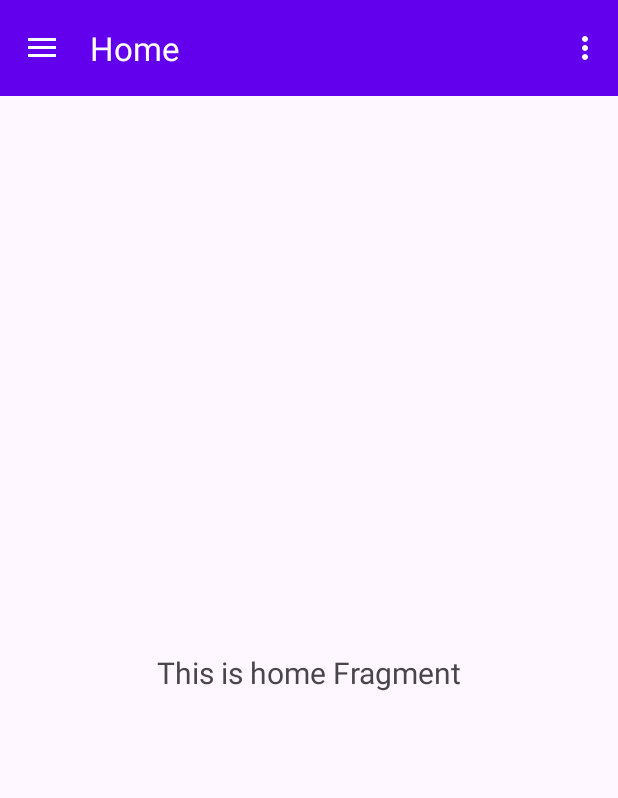
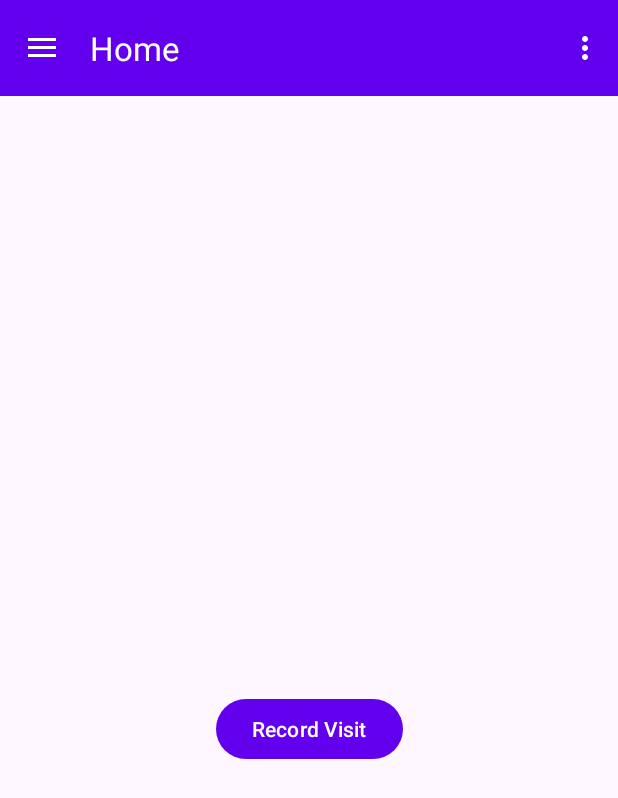
Before and after one commit to u1228507/Quokka_App_V2, an Android app: the MainActivity screen opened directly, with no data from a screen before it, on a phone screen of 412 x 824 dp. Shown: the top 798 px of the screen. Run offline under Robolectric (Android 15) with nearby library versions, the phone set to English and light mode, and no system bars; our stand-ins replace navigation-ui.

Commit message:
1st changes for "Miles_Branch"

```diff
--- a/app/src/main/java/com/example/quokka_app/MainActivity.kt
+++ b/app/src/main/java/com/example/quokka_app/MainActivity.kt
@@ -1,6 +1,7 @@
 package com.example.quokka_app
 
 import android.os.Bundle
+import android.os.PersistableBundle
 import android.view.Menu
 import com.google.android.material.navigation.NavigationView
 import androidx.navigation.findNavController
@@ -11,6 +12,9 @@ import androidx.navigation.ui.setupWithNavController
 import androidx.drawerlayout.widget.DrawerLayout
 import androidx.appcompat.app.AppCompatActivity
 import com.example.quokka_app.databinding.ActivityMainBinding
+import com.example.quokka_app.ui.apt_view.post_visit
+import com.example.quokka_app.ui.apt_view.pre_visit
+import com.example.quokka_app.ui.home.HomeFragment
 
 class MainActivity : AppCompatActivity() {
 
@@ -23,6 +27,7 @@ class MainActivity : AppCompatActivity() {
         binding = ActivityMainBinding.inflate(layoutInflater)
         setContentView(binding.root)
         setSupportActionBar(binding.appBarMain.toolbar)
+
 
         // Navigation Drawer Code:
         val drawerLayout: DrawerLayout = binding.drawerLayout
@@ -43,6 +48,7 @@ class MainActivity : AppCompatActivity() {
         menuInflater.inflate(R.menu.main, menu)
         return true
     }
+
     // Navigation Drawer Code Continued:
     override fun onSupportNavigateUp(): Boolean {
         val navController = findNavController(R.id.nav_host_fragment_content_main)
--- a/app/src/main/java/com/example/quokka_app/ui/apt_view/fragment_record_visit.kt
+++ b/app/src/main/java/com/example/quokka_app/ui/apt_view/fragment_record_visit.kt
@@ -8,6 +8,7 @@ import android.view.ViewGroup
 import androidx.appcompat.app.AppCompatActivity
 import com.example.quokka_app.R
 import com.example.quokka_app.databinding.FragmentRecordVisitBinding
+
 
 class fragment_record_visit : AppCompatActivity() {
 
--- a/app/src/main/java/com/example/quokka_app/ui/home/HomeFragment.kt
+++ b/app/src/main/java/com/example/quokka_app/ui/home/HomeFragment.kt
@@ -1,13 +1,18 @@
 package com.example.quokka_app.ui.home
 
+
+import android.content.Intent
 import android.os.Bundle
 import android.view.LayoutInflater
 import android.view.View
 import android.view.ViewGroup
-import android.widget.TextView
+import android.widget.Button
 import androidx.fragment.app.Fragment
 import androidx.lifecycle.ViewModelProvider
+import com.example.quokka_app.R
 import com.example.quokka_app.databinding.FragmentHomeBinding
+import com.example.quokka_app.ui.apt_view.fragment_record_visit
+
 
 class HomeFragment : Fragment() {
 
@@ -28,15 +33,21 @@ class HomeFragment : Fragment() {
         _binding = FragmentHomeBinding.inflate(inflater, container, false)
         val root: View = binding.root
 
-        val textView: TextView = binding.textHome
-        homeViewModel.text.observe(viewLifecycleOwner) {
-            textView.text = it
+        binding.btnRecordVisit.setOnClickListener {
+            val intent = Intent(requireActivity(), fragment_record_visit::class.java)
+
+            // Start the record_visit activity
+            startActivity(intent)
+
         }
+
         return root
+
     }
 
     override fun onDestroyView() {
         super.onDestroyView()
         _binding = null
     }
+
 }
--- a/app/src/main/java/com/example/quokka_app/ui/home/HomeViewModel.kt
+++ b/app/src/main/java/com/example/quokka_app/ui/home/HomeViewModel.kt
@@ -10,4 +10,7 @@ class HomeViewModel : ViewModel() {
         value = "This is home Fragment"
     }
     val text: LiveData<String> = _text
+
+
+
 }
--- a/app/src/main/res/layout/fragment_home.xml
+++ b/app/src/main/res/layout/fragment_home.xml
@@ -19,4 +19,15 @@
         app:layout_constraintEnd_toEndOf="parent"
         app:layout_constraintStart_toStartOf="parent"
         app:layout_constraintTop_toTopOf="parent" />
+
+    <Button
+        android:id="@+id/btnRecordVisit"
+        android:layout_width="wrap_content"
+        android:layout_height="wrap_content"
+        android:text="Record Visit"
+        app:layout_constraintEnd_toEndOf="parent"
+        app:layout_constraintStart_toStartOf="parent"
+        app:layout_constraintTop_toBottomOf="@+id/text_home" />
+
+
 </androidx.constraintlayout.widget.ConstraintLayout>
--- a/app/src/main/res/layout/fragment_record_visit.xml
+++ b/app/src/main/res/layout/fragment_record_visit.xml
@@ -5,6 +5,7 @@
     android:layout_width="match_parent"
     android:layout_height="match_parent"
     tools:context=".ui.apt_view.fragment_record_visit">
+
 
     <Button
         android:id="@+id/btnPostB"
--- a/app/src/main/res/menu/activity_main_drawer.xml
+++ b/app/src/main/res/menu/activity_main_drawer.xml
@@ -32,7 +32,7 @@
         <item
             android:id="@+id/nav_recordvisit"
             android:icon="@drawable/baseline_account_circle_24"
-            android:title="@string/menu_recordvisit"/>
+            android:title="Record Visit"/>
 
 
 
--- a/app/src/main/res/navigation/mobile_navigation.xml
+++ b/app/src/main/res/navigation/mobile_navigation.xml
@@ -35,10 +35,4 @@
         android:label="@string/menu_userprofile"
         tools:layout="@layout/fragment_userprofile" />
 
-    <fragment
-        android:id="@+id/nav_recordvisit"
-        android:name="com.example.quokka_app.ui.apt_view.fragment_record_visit"
-        android:label="@string/menu_recordvisit"
-        tools:layout="@layout/fragment_record_visit" />
-
 </navigation>
```
